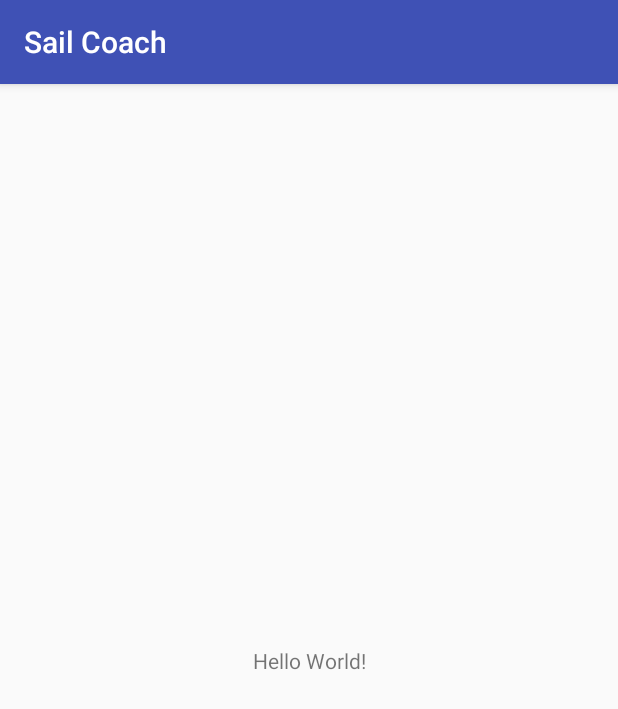
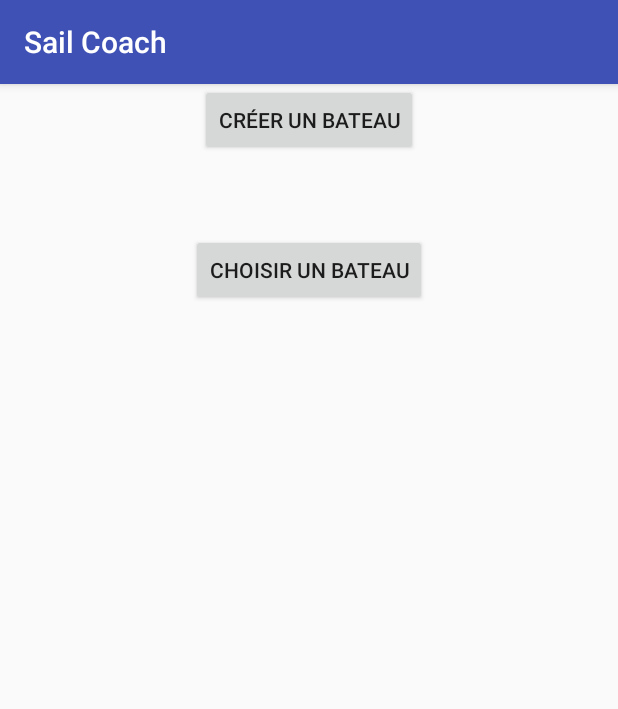
Before and after one commit to A-Livet/SailCoach, an Android app: the screen it shows after launch (MainActivity), on a phone screen of 412 x 824 dp. Shown: the top 709 px of the screen. Run offline under Robolectric (Android 15) with nearby library versions, the phone set to English and light mode, and no system bars.

Commit message:
Premier commit

```diff
--- a/app/src/main/AndroidManifest.xml
+++ b/app/src/main/AndroidManifest.xml
@@ -9,13 +9,14 @@
         android:roundIcon="@mipmap/ic_launcher_round"
         android:supportsRtl="true"
         android:theme="@style/AppTheme">
-        <activity android:name=".MainActivity">
+        <activity android:name=".Activities.MainActivity">
             <intent-filter>
                 <action android:name="android.intent.action.MAIN" />
 
                 <category android:name="android.intent.category.LAUNCHER" />
             </intent-filter>
         </activity>
+        <activity android:name=".Activities.CreateBoatActivity"></activity>
     </application>
 
 </manifest>
--- a/app/src/main/java/com/sailcoach/sailcoach/Activities/CreateBoatActivity.java
+++ b/app/src/main/java/com/sailcoach/sailcoach/Activities/CreateBoatActivity.java
@@ -2,6 +2,8 @@ package com.sailcoach.sailcoach.Activities;
 
 import android.support.v7.app.AppCompatActivity;
 import android.os.Bundle;
+
+import com.sailcoach.sailcoach.R;
 
 public class CreateBoatActivity extends AppCompatActivity {
 
--- a/app/src/main/res/layout/activity_main.xml
+++ b/app/src/main/res/layout/activity_main.xml
@@ -4,15 +4,31 @@
     xmlns:tools="http://schemas.android.com/tools"
     android:layout_width="match_parent"
     android:layout_height="match_parent"
-    tools:context="com.sailcoach.sailcoach.MainActivity">
+    tools:context="com.sailcoach.sailcoach.Activities.MainActivity">
 
-    <TextView
+    <Button
+        android:id="@+id/Choos_Boat"
         android:layout_width="wrap_content"
         android:layout_height="wrap_content"
-        android:text="Hello World!"
-        app:layout_constraintBottom_toBottomOf="parent"
-        app:layout_constraintLeft_toLeftOf="parent"
-        app:layout_constraintRight_toRightOf="parent"
+        android:layout_marginEnd="8dp"
+        android:layout_marginStart="8dp"
+        android:layout_marginTop="100dp"
+        android:text="Choisir un bateau"
+        android:onClick="onClick"
+        app:layout_constraintEnd_toEndOf="parent"
+        app:layout_constraintStart_toStartOf="parent"
         app:layout_constraintTop_toTopOf="parent" />
 
+    <Button
+        android:id="@+id/Create_Boat"
+        android:layout_width="wrap_content"
+        android:layout_height="wrap_content"
+        android:layout_marginEnd="8dp"
+        android:layout_marginStart="8dp"
+        android:layout_marginTop="100dp"
+        android:text="Créer un bateau"
+        android:onClick="onClick"
+        app:layout_constraintEnd_toEndOf="parent"
+        app:layout_constraintStart_toStartOf="parent"
+        app:layout_constraintTop_toBottomOf="@+id/button" />
 </android.support.constraint.ConstraintLayout>
```
Also changed, not shown: app/src/main/java/com/sailcoach/sailcoach/Activities/MainActivity.java (+29 -2 lines), app/src/main/res/layout/activity_create_boat.xml (+17 -0 lines).
